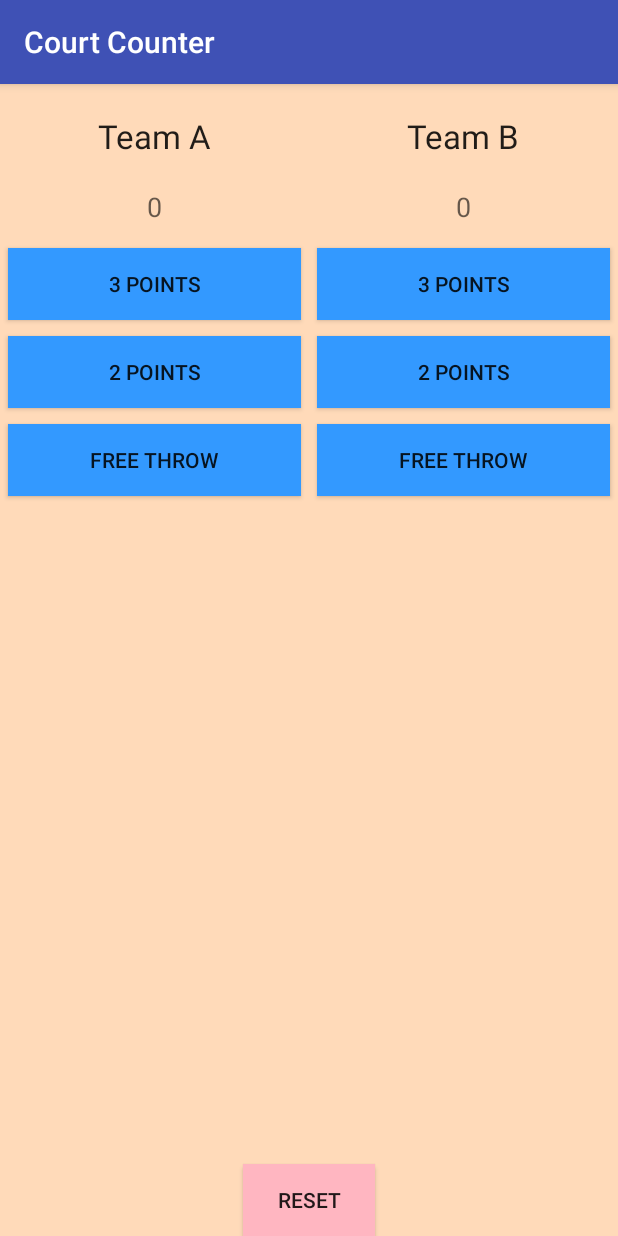
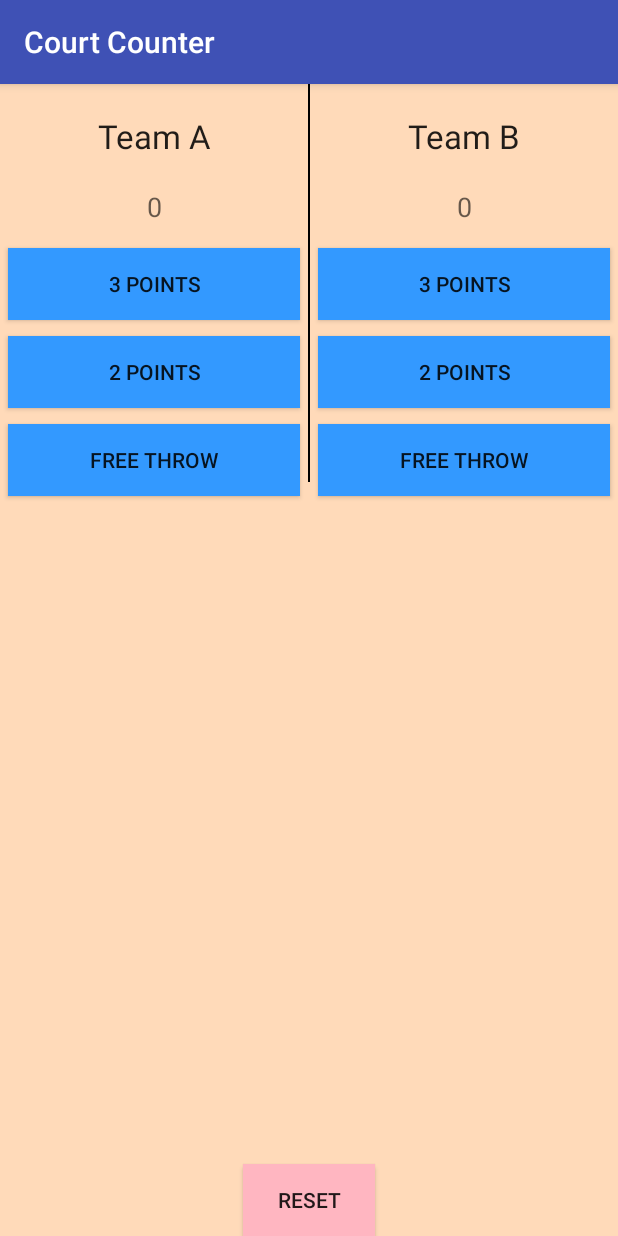
Before and after one commit to shauryauppal/CourtCounter, an Android app: the screen it shows after launch (MainActivity), on a phone screen of 412 x 824 dp. Run offline under Robolectric (Android 15) with nearby library versions, the phone set to English and light mode, and no system bars.

Commit message:
changes style

```diff
--- a/app/src/main/res/layout/activity_main.xml
+++ b/app/src/main/res/layout/activity_main.xml
@@ -66,8 +66,10 @@
 
 
             </LinearLayout>
-
-
+                <View
+                    android:layout_width="1dp"
+                    android:layout_height="265dp"
+                    android:background="@android:color/black" />
             <LinearLayout
                 android:layout_width="wrap_content"
                 android:layout_height="match_parent"
```
